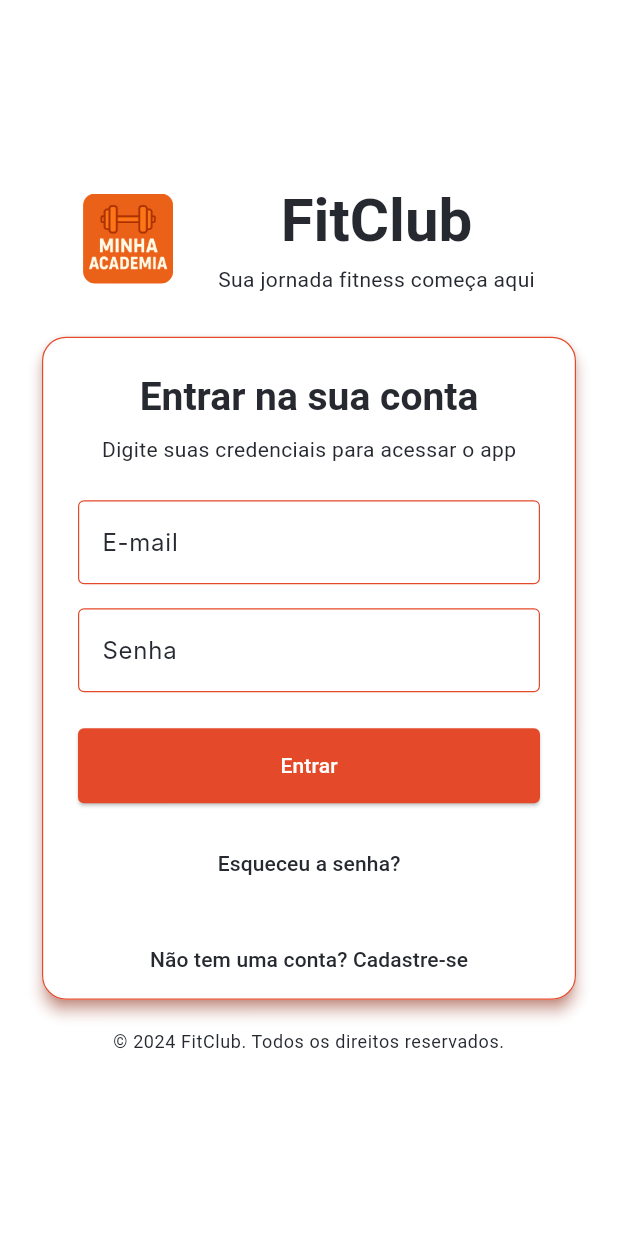
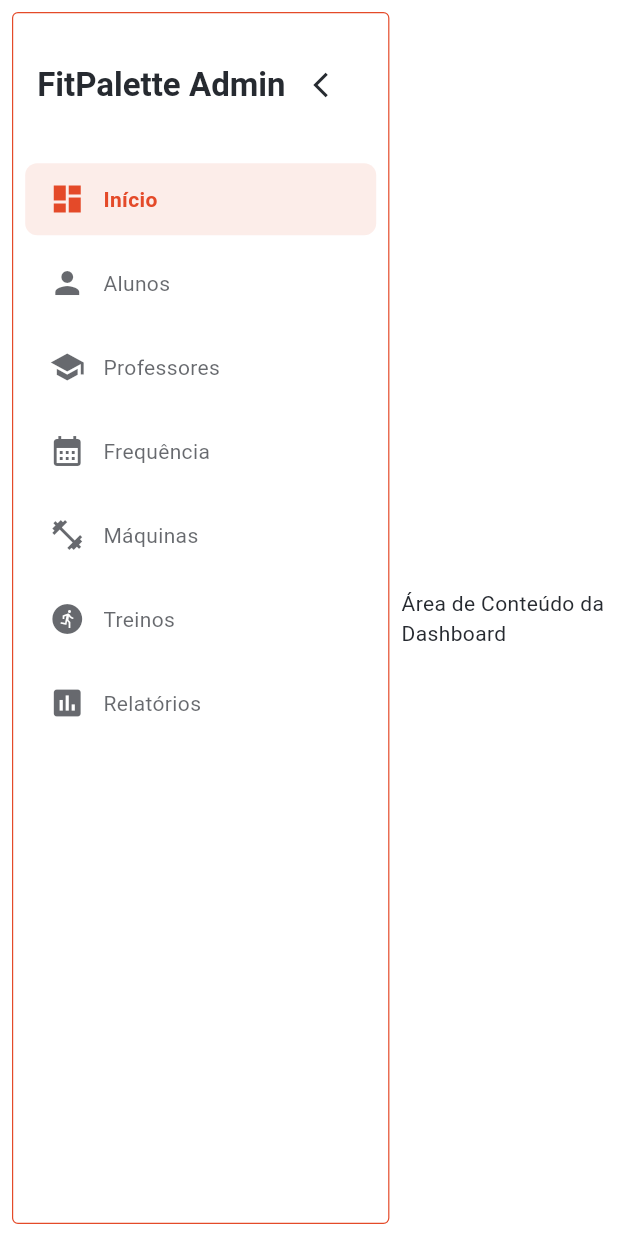
Before and after one commit to John-Mota/minha-academia-front, a Flutter app: the screen it shows after launch, after a tap on "Entrar", on a phone screen of 412 x 824 dp. Run offline on Flutter 3.47's test engine with Material 3 defaults, Android fonts, the phone set to English and light mode, and no system bars; our stand-ins replace go_router, result_dart, shared_preferences, toastification; missing offline and left inert: lucid_validation; Roboto replaces fonts that are missing (Inter).

Commit message:
feat: implement login navigation to home screen

```diff
--- /dev/null
+++ b/lib/ui/home/home.dart
@@ -0,0 +1,190 @@
+import 'package:flutter/material.dart';
+
+class Home extends StatefulWidget {
+  const Home({super.key});
+
+  @override
+  State<Home> createState() => _HomeState();
+}
+
+class _HomeState extends State<Home> {
+  int _selectedIndex = 0;
+  bool _isCollapsed = false;
+
+  @override
+  Widget build(BuildContext context) {
+    return Scaffold(
+      body: Row(
+        children: [
+          Container(
+            decoration: BoxDecoration(
+              color: Theme.of(context).colorScheme.surface,
+              borderRadius: BorderRadius.circular(4.0),
+              border: Border.all(
+                color: Theme.of(context).colorScheme.primary,
+                width: 0.8,
+              ),
+            ),
+            margin: const EdgeInsets.all(8.0),
+            child: AnimatedContainer(
+              duration: const Duration(milliseconds: 300),
+              width: _isCollapsed ? 50.0 : 250.0,
+              child: Column(
+                crossAxisAlignment: CrossAxisAlignment.start,
+                children: [
+                  Padding(
+                    padding: EdgeInsets.symmetric(
+                      vertical: 24.0,
+                      horizontal: _isCollapsed ? 4.0 : 16.0,
+                    ),
+                    child: Row(
+                      mainAxisAlignment: MainAxisAlignment.end,
+                      children: [
+                        if (!_isCollapsed)
+                          Expanded(
+                            child: Text(
+                              'FitPalette Admin',
+                              style: Theme.of(context).textTheme.titleLarge
+                                  ?.copyWith(
+                                    fontWeight: FontWeight.bold,
+                                    color: Theme.of(
+                                      context,
+                                    ).colorScheme.onSurface,
+                                  ),
+                              overflow: TextOverflow.ellipsis,
+                            ),
+                          ),
+                        IconButton(
+                          onPressed: () {
+                            setState(() {
+                              _isCollapsed = !_isCollapsed;
+                            });
+                          },
+                          icon: Icon(
+                            _isCollapsed ? Icons.menu : Icons.arrow_back_ios,
+                            color: Theme.of(context).colorScheme.onSurface,
+                            size: 20.0,
+                          ),
+                        ),
+                      ],
+                    ),
+                  ),
+                  _buildMenuItem(
+                    label: 'Início',
+                    icon: Icons.dashboard,
+                    index: 0,
+                  ),
+                  _buildMenuItem(label: 'Alunos', icon: Icons.person, index: 1),
+                  _buildMenuItem(
+                    label: 'Professores',
+                    icon: Icons.school,
+                    index: 2,
+                  ),
+                  _buildMenuItem(
+                    label: 'Frequência',
+                    icon: Icons.calendar_month,
+                    index: 3,
+                  ),
+                  _buildMenuItem(
+                    label: 'Máquinas',
+                    icon: Icons.fitness_center,
+                    index: 4,
+                  ),
+                  _buildMenuItem(
+                    label: 'Treinos',
+                    icon: Icons.run_circle,
+                    index: 5,
+                  ),
+                  _buildMenuItem(
+                    label: 'Relatórios',
+                    icon: Icons.assessment,
+                    index: 6,
+                  ),
+                ],
+              ),
+            ),
+          ),
+          Expanded(
+            child: Container(
+              color: Theme.of(context).colorScheme.surface,
+              child: const Center(child: Text('Área de Conteúdo da Dashboard')),
+            ),
+          ),
+        ],
+      ),
+    );
+  }
+
+  Widget _buildMenuItem({
+    required String label,
+    required IconData icon,
+    required int index,
+  }) {
+    final isSelected = _selectedIndex == index;
+
+    return Padding(
+      padding: const EdgeInsets.symmetric(horizontal: 8.0, vertical: 4.0),
+      child: Material(
+        color: isSelected
+            ? Theme.of(context).colorScheme.primary.withOpacity(0.1)
+            : Colors.transparent,
+        borderRadius: BorderRadius.circular(8.0),
+        child: InkWell(
+          onTap: () {
+            setState(() {
+              _selectedIndex = index;
+            });
+          },
+          child: SizedBox(
+            height: 48.0,
+            child: _isCollapsed
+                ? Tooltip(
+                    message: label,
+                    child: Center(
+                      child: Icon(
+                        icon,
+                        color: isSelected
+                            ? Theme.of(context).colorScheme.primary
+                            : Theme.of(
+                                context,
+                              ).colorScheme.onSurface.withOpacity(0.7),
+                      ),
+                    ),
+                  )
+                : Padding(
+                    padding: const EdgeInsets.symmetric(horizontal: 16.0),
+                    child: Row(
+                      children: [
+                        Icon(
+                          icon,
+                          color: isSelected
+                              ? Theme.of(context).colorScheme.primary
+                              : Theme.of(
+                                  context,
+                                ).colorScheme.onSurface.withOpacity(0.7),
+                        ),
+                        const SizedBox(width: 12.0),
+                        Expanded(
+                          child: Text(
+                            label,
+                            style: TextStyle(
+                              color: isSelected
+                                  ? Theme.of(context).colorScheme.primary
+                                  : Theme.of(
+                                      context,
+                                    ).colorScheme.onSurface.withOpacity(0.7),
+                              fontWeight: isSelected
+                                  ? FontWeight.bold
+                                  : FontWeight.normal,
+                            ),
+                          ),
+                        ),
+                      ],
+                    ),
+                  ),
+          ),
+        ),
+      ),
+    );
+  }
+}
--- a/lib/ui/login/login.dart
+++ b/lib/ui/login/login.dart
@@ -1,5 +1,6 @@
 import 'package:flutter/material.dart';
 import 'package:flutter/widgets.dart';
+import 'package:minha_academia_front/ui/home/home.dart';
 
 class Login extends StatelessWidget {
   const Login({super.key});
@@ -103,7 +104,13 @@ class Login extends StatelessWidget {
                         ),
                         const SizedBox(height: 24.0),
                         ElevatedButton(
-                          onPressed: () {},
+                          onPressed: () {
+                            Navigator.of(context).pushReplacement(
+                              MaterialPageRoute(
+                                builder: (context) => const Home(),
+                              ),
+                            );
+                          },
                           style: ElevatedButton.styleFrom(
                             minimumSize: const Size.fromHeight(50),
                             shape: RoundedRectangleBorder(
```
